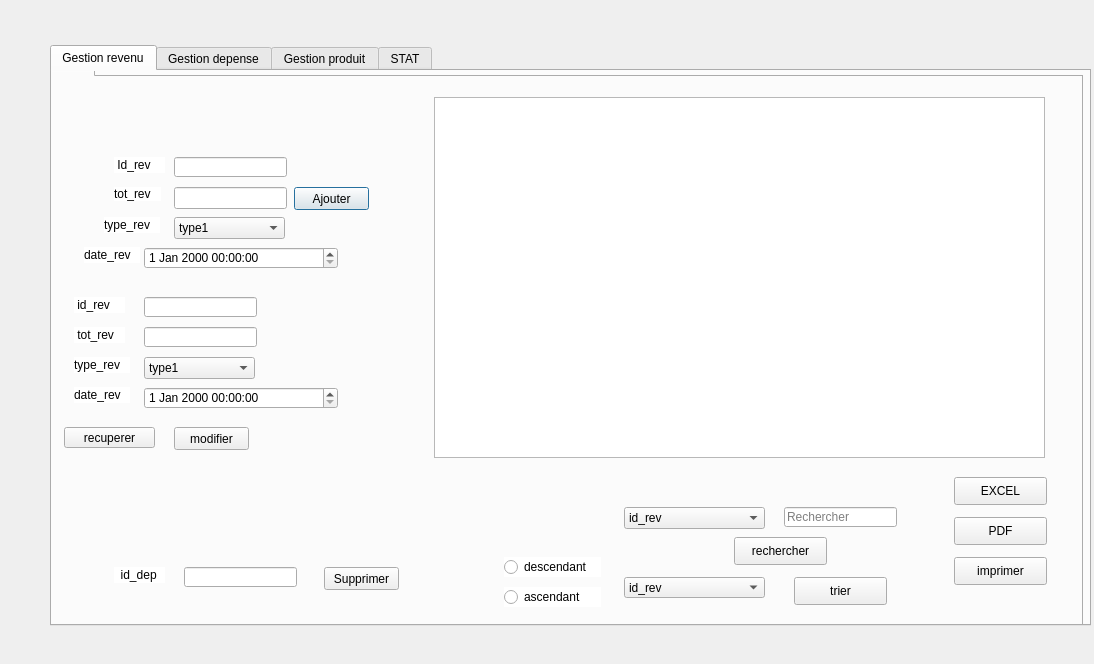
Qt form maquetteqt/youssef.ui (taiefhilali/THE_MUNCH_CULTURE) before a commit.
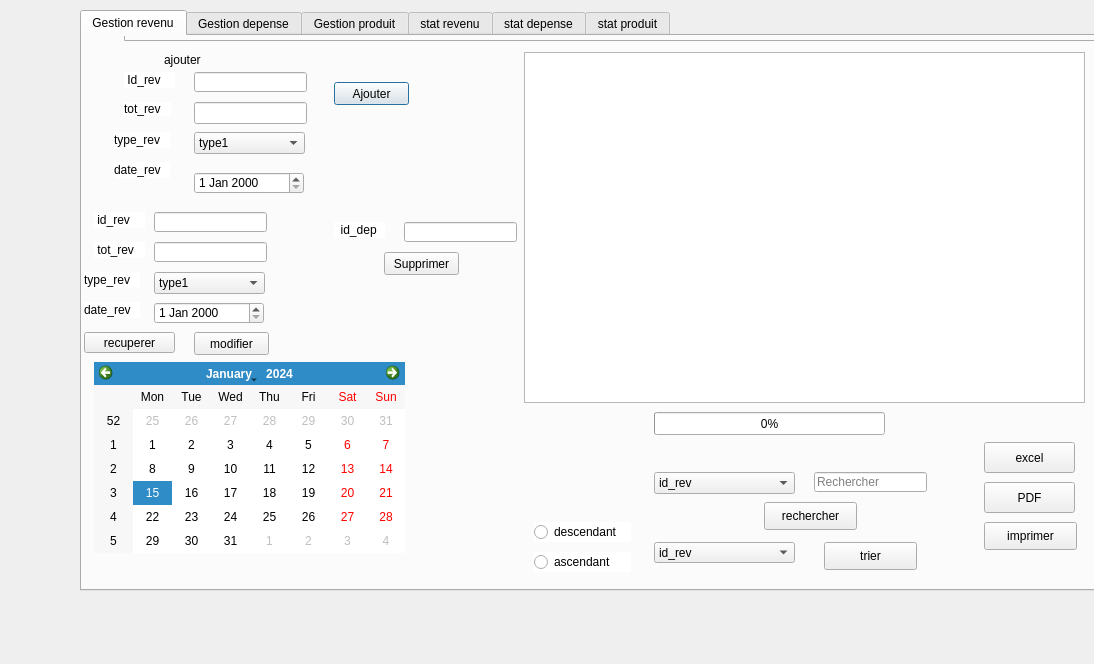
The same form after that commit. Icons and pictures are not drawn. Custom widgets are drawn as their Qt base class.

Commit message: valeur ajouter metier specifique

What changed in the file:
```diff
--- a/maquetteqt/youssef.ui
+++ b/maquetteqt/youssef.ui
@@ -16,12 +16,15 @@
   <widget class="QTabWidget" name="temprature">
    <property name="geometry">
     <rect>
-     <x>50</x>
-     <y>45</y>
+     <x>80</x>
+     <y>10</y>
      <width>1041</width>
      <height>581</height>
     </rect>
    </property>
+   <property name="styleSheet">
+    <string notr="true"/>
+   </property>
    <property name="currentIndex">
     <number>0</number>
    </property>
@@ -51,8 +54,8 @@
       <widget class="QLabel" name="label">
        <property name="geometry">
         <rect>
-         <x>70</x>
-         <y>110</y>
+         <x>50</x>
+         <y>60</y>
          <width>47</width>
          <height>14</height>
         </rect>
@@ -75,8 +78,8 @@
       <widget class="QLabel" name="label_2">
        <property name="geometry">
         <rect>
-         <x>70</x>
-         <y>80</y>
+         <x>50</x>
+         <y>30</y>
          <width>51</width>
          <height>16</height>
         </rect>
@@ -99,8 +102,8 @@
       <widget class="QLineEdit" name="le_id_rev">
        <property name="geometry">
         <rect>
-         <x>130</x>
-         <y>80</y>
+         <x>120</x>
+         <y>30</y>
          <width>113</width>
          <height>20</height>
         </rect>
@@ -112,8 +115,8 @@
       <widget class="QPushButton" name="Ajouter">
        <property name="geometry">
         <rect>
-         <x>250</x>
-         <y>110</y>
+         <x>260</x>
+         <y>40</y>
          <width>75</width>
          <height>23</height>
         </rect>
@@ -138,8 +141,8 @@
       <widget class="QLineEdit" name="le_tot_rev">
        <property name="geometry">
         <rect>
-         <x>130</x>
-         <y>110</y>
+         <x>120</x>
+         <y>60</y>
          <width>113</width>
          <height>22</height>
         </rect>
@@ -148,18 +151,18 @@
       <widget class="QTableView" name="tab_rev">
        <property name="geometry">
         <rect>
-         <x>390</x>
-         <y>20</y>
-         <width>611</width>
-         <height>361</height>
+         <x>450</x>
+         <y>10</y>
+         <width>561</width>
+         <height>351</height>
         </rect>
        </property>
       </widget>
       <widget class="QLabel" name="label_3">
        <property name="geometry">
         <rect>
-         <x>70</x>
-         <y>490</y>
+         <x>260</x>
+         <y>180</y>
          <width>51</width>
          <height>16</height>
         </rect>
@@ -182,8 +185,8 @@
       <widget class="QLineEdit" name="le_id_sup">
        <property name="geometry">
         <rect>
-         <x>140</x>
-         <y>490</y>
+         <x>330</x>
+         <y>180</y>
          <width>113</width>
          <height>20</height>
         </rect>
@@ -195,8 +198,8 @@
       <widget class="QPushButton" name="supprimer_3">
        <property name="geometry">
         <rect>
-         <x>280</x>
-         <y>490</y>
+         <x>310</x>
+         <y>210</y>
          <width>75</width>
          <height>23</height>
         </rect>
@@ -208,8 +211,8 @@
       <widget class="QLabel" name="label_12">
        <property name="geometry">
         <rect>
-         <x>30</x>
-         <y>220</y>
+         <x>20</x>
+         <y>170</y>
          <width>51</width>
          <height>16</height>
         </rect>
@@ -232,8 +235,8 @@
       <widget class="QLabel" name="label_13">
        <property name="geometry">
         <rect>
-         <x>30</x>
-         <y>250</y>
+         <x>20</x>
+         <y>200</y>
          <width>51</width>
          <height>16</height>
         </rect>
@@ -256,8 +259,8 @@
       <widget class="QLineEdit" name="le_id_rev_3">
        <property name="geometry">
         <rect>
-         <x>100</x>
-         <y>220</y>
+         <x>80</x>
+         <y>170</y>
          <width>113</width>
          <height>20</height>
         </rect>
@@ -269,8 +272,8 @@
       <widget class="QLineEdit" name="le_tot_rev_2">
        <property name="geometry">
         <rect>
-         <x>100</x>
-         <y>250</y>
+         <x>80</x>
+         <y>200</y>
          <width>113</width>
          <height>20</height>
         </rect>
@@ -282,8 +285,8 @@
       <widget class="QPushButton" name="modifier_3">
        <property name="geometry">
         <rect>
-         <x>130</x>
-         <y>350</y>
+         <x>120</x>
+         <y>290</y>
          <width>75</width>
          <height>23</height>
         </rect>
@@ -353,12 +356,15 @@
         <rect>
          <x>910</x>
          <y>400</y>
-         <width>93</width>
-         <height>28</height>
+         <width>91</width>
+         <height>31</height>
         </rect>
        </property>
+       <property name="styleSheet">
+        <string notr="true"/>
+       </property>
        <property name="text">
-        <string>EXCEL</string>
+        <string>excel</string>
        </property>
       </widget>
       <widget class="QComboBox" name="cb_recherche_9">
@@ -432,8 +438,8 @@
       <widget class="QPushButton" name="pushButton_10">
        <property name="geometry">
         <rect>
-         <x>20</x>
-         <y>350</y>
+         <x>10</x>
+         <y>290</y>
          <width>91</width>
          <height>21</height>
         </rect>
@@ -493,8 +499,8 @@
       <widget class="QLabel" name="label_19">
        <property name="geometry">
         <rect>
-         <x>60</x>
-         <y>140</y>
+         <x>40</x>
+         <y>90</y>
          <width>56</width>
          <height>16</height>
         </rect>
@@ -519,7 +525,7 @@
        <property name="geometry">
         <rect>
          <x>40</x>
-         <y>170</y>
+         <y>120</y>
          <width>56</width>
          <height>16</height>
         </rect>
@@ -542,8 +548,8 @@
       <widget class="QLabel" name="label_21">
        <property name="geometry">
         <rect>
-         <x>30</x>
-         <y>280</y>
+         <x>10</x>
+         <y>230</y>
          <width>56</width>
          <height>16</height>
         </rect>
@@ -566,8 +572,8 @@
       <widget class="QLabel" name="label_22">
        <property name="geometry">
         <rect>
-         <x>30</x>
-         <y>310</y>
+         <x>10</x>
+         <y>260</y>
          <width>56</width>
          <height>16</height>
         </rect>
@@ -590,8 +596,8 @@
       <widget class="QComboBox" name="letyperev">
        <property name="geometry">
         <rect>
-         <x>130</x>
-         <y>140</y>
+         <x>120</x>
+         <y>90</y>
          <width>111</width>
          <height>22</height>
         </rect>
@@ -615,8 +621,8 @@
       <widget class="QComboBox" name="mtyperev">
        <property name="geometry">
         <rect>
-         <x>100</x>
-         <y>280</y>
+         <x>80</x>
+         <y>230</y>
          <width>111</width>
          <height>22</height>
         </rect>
@@ -637,26 +643,6 @@
         </property>
        </item>
       </widget>
-      <widget class="QDateTimeEdit" name="date_3">
-       <property name="geometry">
-        <rect>
-         <x>100</x>
-         <y>170</y>
-         <width>194</width>
-         <height>22</height>
-        </rect>
-       </property>
-      </widget>
-      <widget class="QDateTimeEdit" name="dates">
-       <property name="geometry">
-        <rect>
-         <x>100</x>
-         <y>310</y>
-         <width>194</width>
-         <height>22</height>
-        </rect>
-       </property>
-      </widget>
       <widget class="QPushButton" name="impression">
        <property name="geometry">
         <rect>
@@ -675,14 +661,73 @@
         <rect>
          <x>910</x>
          <y>440</y>
-         <width>93</width>
-         <height>28</height>
+         <width>91</width>
+         <height>31</height>
         </rect>
        </property>
+       <property name="styleSheet">
+        <string notr="true"/>
+       </property>
        <property name="text">
         <string>PDF</string>
        </property>
       </widget>
+      <widget class="QCalendarWidget" name="calendarWidget">
+       <property name="geometry">
+        <rect>
+         <x>20</x>
+         <y>320</y>
+         <width>311</width>
+         <height>191</height>
+        </rect>
+       </property>
+      </widget>
+      <widget class="QDateEdit" name="date_3">
+       <property name="geometry">
+        <rect>
+         <x>120</x>
+         <y>130</y>
+         <width>110</width>
+         <height>22</height>
+        </rect>
+       </property>
+      </widget>
+      <widget class="QDateEdit" name="dates">
+       <property name="geometry">
+        <rect>
+         <x>80</x>
+         <y>260</y>
+         <width>110</width>
+         <height>22</height>
+        </rect>
+       </property>
+      </widget>
+      <widget class="QProgressBar" name="progressBar">
+       <property name="geometry">
+        <rect>
+         <x>580</x>
+         <y>370</y>
+         <width>231</width>
+         <height>23</height>
+        </rect>
+       </property>
+       <property name="value">
+        <number>0</number>
+       </property>
+      </widget>
+      <widget class="QLabel" name="label_36">
+       <property name="geometry">
+        <rect>
+         <x>90</x>
+         <y>10</y>
+         <width>56</width>
+         <height>16</height>
+        </rect>
+       </property>
+       <property name="text">
+        <string>ajouter</string>
+       </property>
+      </widget>
       <zorder>label_8</zorder>
       <zorder>label</zorder>
       <zorder>label_2</zorder>
@@ -2154,9 +2199,105 @@
      </widget>
     </widget>
    </widget>
+   <widget class="QWidget" name="tab_5">
+    <attribute name="title">
+     <string>stat revenu</string>
+    </attribute>
+    <widget class="QCustomPlot" name="customPlot_2" native="true">
+     <property name="geometry">
+      <rect>
+       <x>50</x>
+       <y>40</y>
+       <width>911</width>
+       <height>461</height>
+      </rect>
+     </property>
+    </widget>
+    <widget class="QLabel" name="label_34">
+     <property name="geometry">
+      <rect>
+       <x>0</x>
+       <y>-10</y>
+       <width>1011</width>
+       <height>561</height>
+      </rect>
+     </property>
+     <property name="styleSheet">
+      <string notr="true">background-color:tranparent;
+
+border-image:url(:/StyleSheet/1.jpg);
+
+background:none;
+
+border:none;
+
+background-repeat:none;</string>
+     </property>
+     <property name="text">
+      <string/>
+     </property>
+    </widget>
+    <zorder>label_34</zorder>
+    <zorder>customPlot_2</zorder>
+   </widget>
+   <widget class="QWidget" name="tab_6">
+    <attribute name="title">
+     <string>stat depense</string>
+    </attribute>
+    <widget class="QCustomPlot" name="customPlot_3" native="true">
+     <property name="geometry">
+      <rect>
+       <x>270</x>
+       <y>120</y>
+       <width>431</width>
+       <height>271</height>
+      </rect>
+     </property>
+    </widget>
+    <widget class="QLabel" name="label_35">
+     <property name="geometry">
+      <rect>
+       <x>40</x>
+       <y>220</y>
+       <width>91</width>
+       <height>51</height>
+      </rect>
+     </property>
+     <property name="text">
+      <string/>
+     </property>
+    </widget>
+    <widget class="QLabel" name="label_33">
+     <property name="geometry">
+      <rect>
+       <x>0</x>
+       <y>0</y>
+       <width>1011</width>
+       <height>551</height>
+      </rect>
+     </property>
+     <property name="styleSheet">
+      <string notr="true">background-color:tranparent;
+
+border-image:url(:/StyleSheet/1.jpg);
+
+background:none;
+
+border:none;
+
+background-repeat:none;</string>
+     </property>
+     <property name="text">
+      <string/>
+     </property>
+    </widget>
+    <zorder>label_33</zorder>
+    <zorder>customPlot_3</zorder>
+    <zorder>label_35</zorder>
+   </widget>
    <widget class="QWidget" name="tab_4">
     <attribute name="title">
-     <string>STAT</string>
+     <string>stat produit</string>
     </attribute>
     <widget class="QCustomPlot" name="customPlot" native="true">
      <property name="geometry">
```
Left out of the diff: 160 changed lines with no effect on the pictures. The commit also changes 7 other files.
